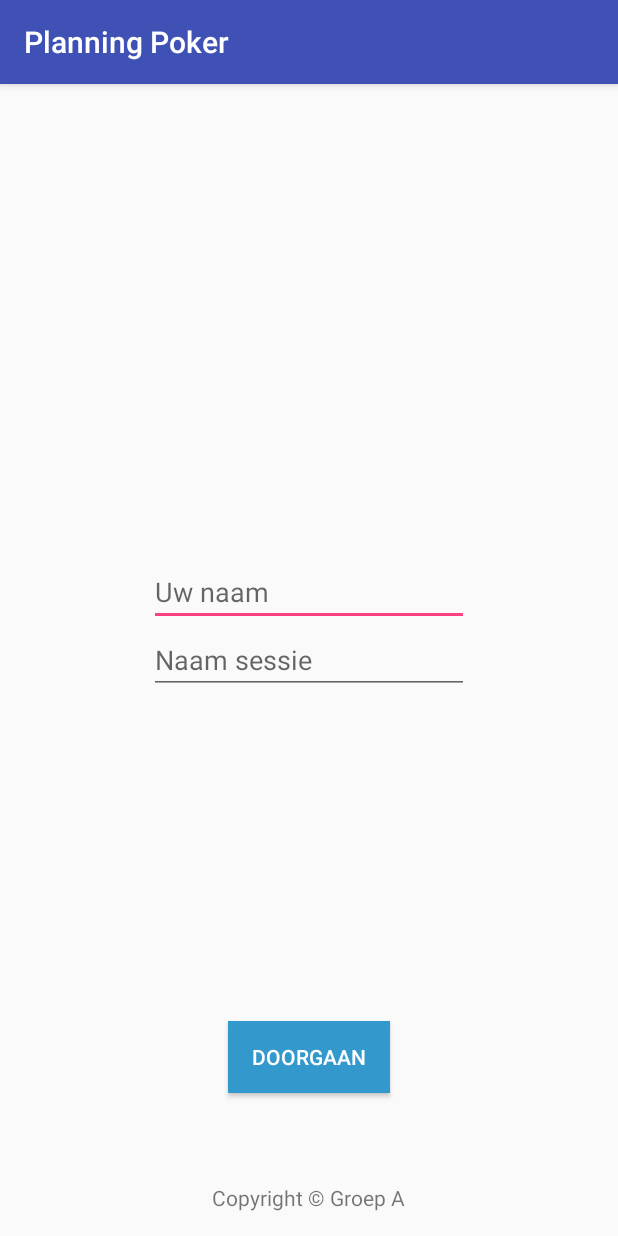
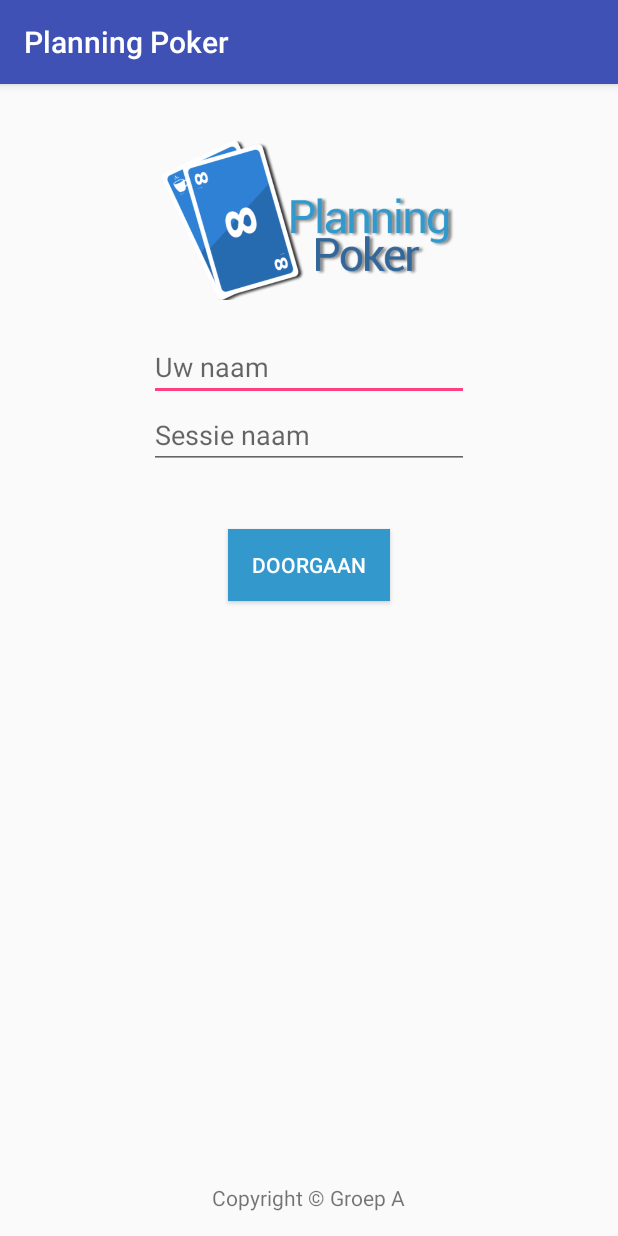
Before and after one commit to RoyAdmiraal/IPMEDT4, an Android app: the AanmakenActivity screen opened directly, with no data from a screen before it, on a phone screen of 412 x 824 dp. Run offline under Robolectric (Android 15) with nearby library versions, the phone set to English and light mode, and no system bars; 1 statement that could not run was skipped.

Commit message:
update collin

```diff
--- a/app/src/main/java/com/example/royadmiraal/planningpoker/AanmakenActivity.java
+++ b/app/src/main/java/com/example/royadmiraal/planningpoker/AanmakenActivity.java
@@ -12,10 +12,20 @@ public class AanmakenActivity extends AppCompatActivity {
     protected void onCreate(Bundle savedInstanceState) {
         super.onCreate(savedInstanceState);
         setContentView(R.layout.activity_aanmaken);
+        createUser();
+        createSessie();
+    }
 
+    private void createSessie() {
+        //aanmaken in database dmv api
+
+        // object mee geven aan sessie eigenschappen
     }
+
     public void doorgaanSessieEigenschappen(View view) {
         Intent intent = new Intent(AanmakenActivity.this, SessieEigenschappenActivity.class);
         startActivity(intent);
     }
+
+
 }
--- /dev/null
+++ b/app/src/main/java/com/example/royadmiraal/planningpoker/Database/DatabaseHelper.java
@@ -0,0 +1,7 @@
+package com.example.royadmiraal.planningpoker.Database;
+
+public class DatabaseHelper {
+
+
+
+}
--- /dev/null
+++ b/app/src/main/java/com/example/royadmiraal/planningpoker/Database/DatabaseInfo.java
@@ -0,0 +1,6 @@
+package com.example.royadmiraal.planningpoker.Database;
+
+public class DatabaseInfo {
+
+
+}
--- a/app/src/main/java/com/example/royadmiraal/planningpoker/MainActivity.java
+++ b/app/src/main/java/com/example/royadmiraal/planningpoker/MainActivity.java
@@ -52,6 +52,5 @@ public class MainActivity extends AppCompatActivity {
         Intent intent = new Intent(MainActivity.this, ResultatenActivity.class);
         startActivity(intent);
     }
-    // git test collin
 
 }
--- /dev/null
+++ b/app/src/main/java/com/example/royadmiraal/planningpoker/models/Sessie.java
@@ -0,0 +1,15 @@
+package com.example.royadmiraal.planningpoker.models;
+
+/**
+ * Created by Collin on 4-4-2016.
+ */
+public class Sessie {
+    private int id;
+    private boolean isClosed = Fa
+
+    public Sessie() {
+
+    }
+
+
+}
--- a/app/src/main/res/layout/activity_aanmaken.xml
+++ b/app/src/main/res/layout/activity_aanmaken.xml
@@ -9,6 +9,14 @@
     android:paddingTop="@dimen/activity_vertical_margin"
     tools:context="com.example.royadmiraal.planningpoker.AanmakenActivity">
 
+    <ImageView
+        android:layout_width="200dp"
+        android:layout_height="150dp"
+        android:id="@+id/imageView2"
+        android:src="@drawable/planningpokerlogo"
+        android:layout_alignParentTop="true"
+        android:layout_centerHorizontal="true" />
+
     <EditText
         android:layout_width="wrap_content"
         android:layout_height="wrap_content"
@@ -16,7 +24,7 @@
         android:hint="Uw naam"
         android:ems="10"
         android:id="@+id/invoerNaam"
-        android:layout_above="@+id/sessieNaam"
+        android:layout_below="@+id/imageView2"
         android:layout_alignLeft="@+id/sessieNaam"
         android:layout_alignStart="@+id/sessieNaam" />
 
@@ -24,10 +32,10 @@
         android:layout_width="wrap_content"
         android:layout_height="wrap_content"
         android:inputType="textPersonName"
-        android:hint="Naam sessie"
+        android:hint="Sessie naam"
         android:ems="10"
         android:id="@+id/sessieNaam"
-        android:layout_centerVertical="true"
+        android:layout_below="@+id/invoerNaam"
         android:layout_centerHorizontal="true" />
 
 
@@ -44,10 +52,10 @@
         android:layout_height="wrap_content"
         android:text="Doorgaan"
         android:id="@+id/doorgaanButton"
-        android:layout_alignParentBottom="true"
+        android:onClick="doorgaanSessieEigenschappen"
+        android:layout_below="@+id/sessieNaam"
         android:layout_centerHorizontal="true"
-        android:onClick="doorgaanSessieEigenschappen"
-        android:layout_marginBottom="79dp" />
+        android:layout_marginTop="40dp" />
 
 
 </RelativeLayout>
```
Lines whose indentation alone changed are shown as unchanged.
